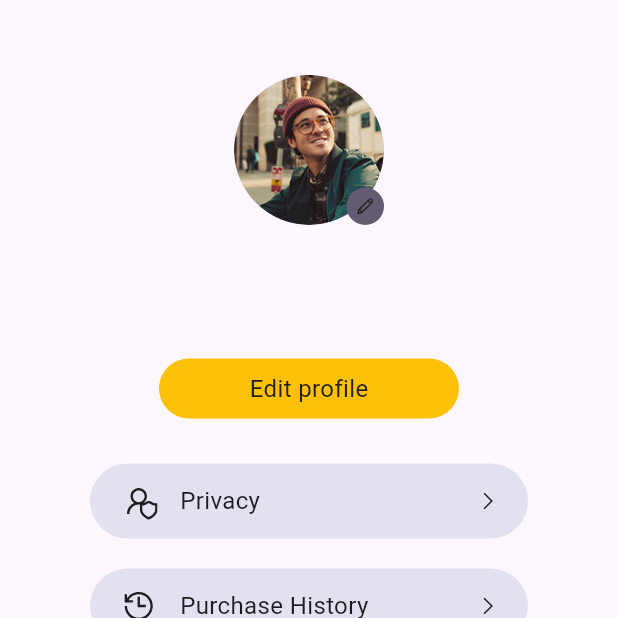
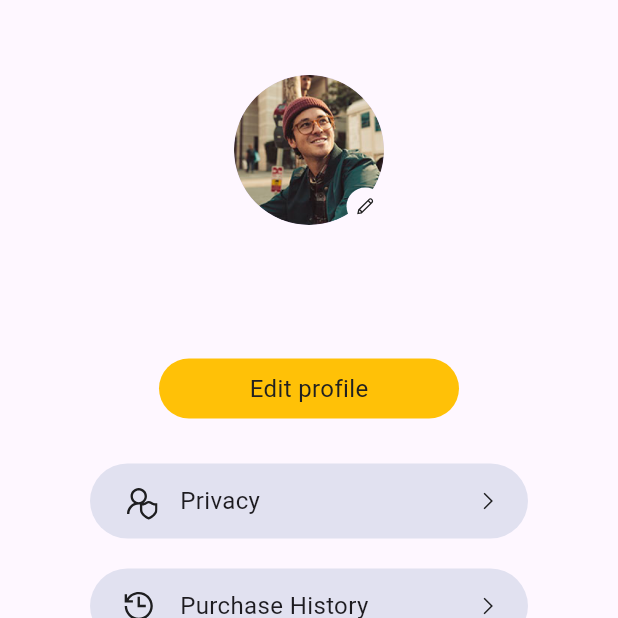
Before and after one commit to NguyenMinhNhut2009/nangtx_datn, a Flutter app: the ProfilePage screen opened directly, on a phone screen of 412 x 824 dp, the top half of it. Run offline on Flutter 3.47's test engine with Material 3 defaults, Android fonts, the phone set to English and light mode, and no system bars; our stand-ins replace animated_theme_switcher, line_awesome_flutter; network calls fail.

Commit message:
fix bug config version

```diff
--- a/lib/screens/profile/profile_page.dart
+++ b/lib/screens/profile/profile_page.dart
@@ -28,7 +28,7 @@ class ProfilePage extends StatelessWidget {
                     height: kSpacingUnit * 2.5,
                     width: kSpacingUnit * 2.5,
                     decoration: BoxDecoration(
-                      color: Theme.of(context).accentColor,
+                      color: Theme.of(context).canvasColor,
                       shape: BoxShape.circle,
                     ),
                     child: Center(
--- a/lib/widgets/class_item.dart
+++ b/lib/widgets/class_item.dart
@@ -68,7 +68,7 @@ class ClassListItem extends StatelessWidget {
             Row(
               children: [
                 Icon(
-                  Icons.class__rounded,
+                  Icons.class_rounded,
                   size: 16,
                 ),
                 SizedBox(
@@ -103,9 +103,7 @@ class ClassListItem extends StatelessWidget {
               height: 10,
             ),
             InkWell(
-              onTap: () {
-
-              },
+              onTap: () {},
               child: Ink(
                 padding: EdgeInsets.all(10),
                 decoration: BoxDecoration(
--- a/lib/widgets/exam_item.dart
+++ b/lib/widgets/exam_item.dart
@@ -55,7 +55,7 @@ class ExamListItem extends StatelessWidget {
             Row(
               children: [
                 Icon(
-                  Icons.class__outlined,
+                  Icons.class_outlined,
                   size: 16,
                 ),
                 SizedBox(
--- a/lib/widgets/homework_item.dart
+++ b/lib/widgets/homework_item.dart
@@ -54,7 +54,7 @@ class HomeworkListItem extends StatelessWidget {
             Row(
               children: [
                 Icon(
-                  Icons.class__outlined,
+                  Icons.class_outlined,
                   size: 16,
                 ),
                 SizedBox(
--- a/pubspec.yaml
+++ b/pubspec.yaml
@@ -6,13 +6,13 @@ publish_to: "none" # Remove this line if you wish to publish to pub.dev
 version: 1.0.0+1
 
 environment:
-  sdk: ">=2.12.0 <3.0.0"
+  sdk: ">=3.3.0-143.0.dev <4.0.0"
 
 dependencies:
   flutter:
     sdk: flutter
 
-  cupertino_icons: ^0.1.3
+  cupertino_icons: ^1.0.6
   flutter_clean_calendar: ^1.1.0
   line_awesome_flutter: ^2.0.0
   animated_theme_switcher: ^2.0.10
```
Also changed, not shown: lib/widgets/rounded_button.dart (+6 -6 lines), pubspec.lock, 5 other files.
